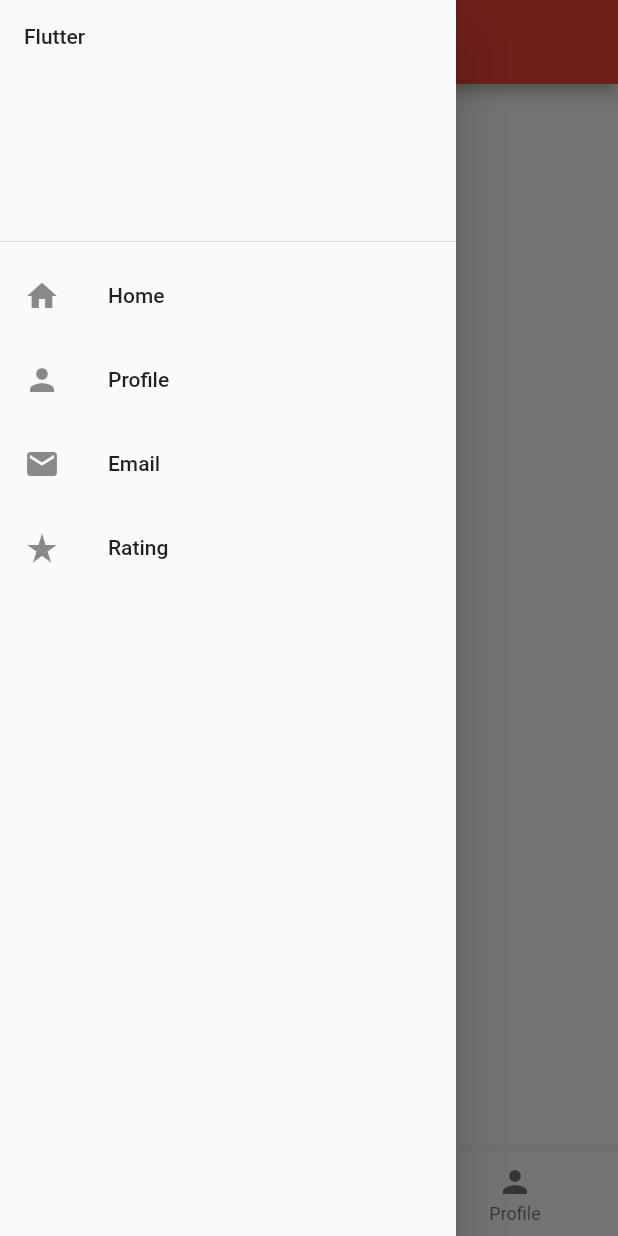
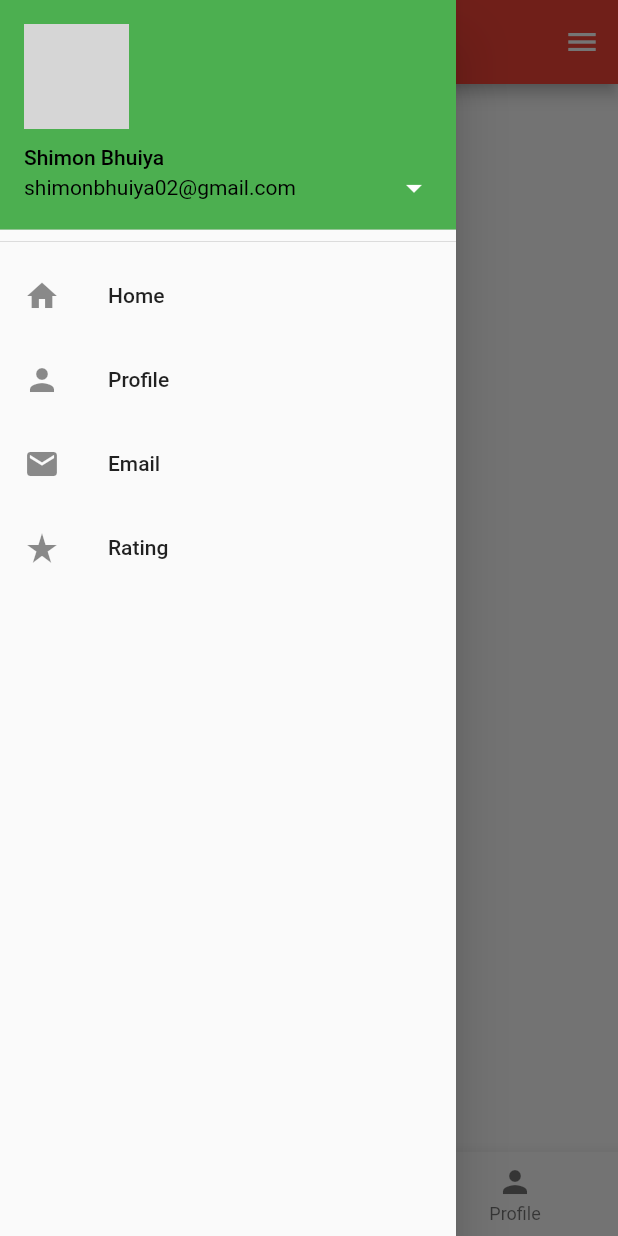
Before and after one commit to Shimon31/Navigation-Drawer-Flutter-, a Flutter app: the screen it shows after launch, with the side drawer open, on a phone screen of 412 x 824 dp. Run offline on Flutter 3.47's test engine with Material 3 defaults, Android fonts, the phone set to English and light mode, and no system bars; network calls fail; grey boxes are pictures that could not be loaded.

Commit message:
Drawer Complete

```diff
--- a/lib/main.dart
+++ b/lib/main.dart
@@ -60,7 +60,80 @@ class HomeActivity extends StatelessWidget {
       drawer: Drawer(
         child: ListView(
           children: [
-            DrawerHeader(child: Text("Flutter")),
+            DrawerHeader(
+              padding: EdgeInsets.all(0),
+              child: UserAccountsDrawerHeader(
+                onDetailsPressed: (){mySnackBar("This is Navigation Drawer",context);},
+                currentAccountPictureSize: const Size(70, 70),
+                decoration: BoxDecoration(color: Colors.green),
+                accountName: Text(
+                  "Shimon Bhuiya",
+                  style: TextStyle(color: Colors.black),
+                ),
+                accountEmail: Text(
+                  "shimonbhuiya02@gmail.com",
+                  style: TextStyle(color: Colors.black),
+                ),
+                currentAccountPicture: Image.network(
+                  "https://juststickers.in/wp-content/uploads/2019/01/flutter.png",
+                ),
+              ),
+            ),
+
+            ListTile(
+              title: Text("Home"),
+              leading: Icon(Icons.home),
+              onTap: () {
+                mySnackBar("Home", context);
+              },
+            ),
+            ListTile(
+              title: Text("Profile"),
+              leading: Icon(Icons.person),
+              onTap: () {
+                mySnackBar("Profile", context);
+              },
+            ),
+            ListTile(
+              title: Text("Email"),
+              leading: Icon(Icons.email),
+              onTap: () {
+                mySnackBar("Email", context);
+              },
+            ),
+            ListTile(
+              title: Text("Rating"),
+              leading: Icon(Icons.star_rate),
+              onTap: () {
+                mySnackBar("Rate this app", context);
+              },
+            ),
+          ],
+        ),
+      ),
+      endDrawer: Drawer(
+        child: ListView(
+          children: [
+            DrawerHeader(
+              padding: EdgeInsets.all(0),
+              child: UserAccountsDrawerHeader(
+                onDetailsPressed: (){mySnackBar("This is Navigation Drawer",context);},
+                currentAccountPictureSize: const Size(70, 70),
+                decoration: BoxDecoration(color: Colors.green),
+                accountName: Text(
+                  "Shimon Bhuiya",
+                  style: TextStyle(color: Colors.black),
+                ),
+                accountEmail: Text(
+                  "shimonbhuiya02@gmail.com",
+                  style: TextStyle(color: Colors.black),
+                ),
+                currentAccountPicture: Image.network(
+                  "https://juststickers.in/wp-content/uploads/2019/01/flutter.png",
+                ),
+              ),
+            ),
+
             ListTile(
               title: Text("Home"),
               leading: Icon(Icons.home),
```
Also changed, not shown: 1 other file.
